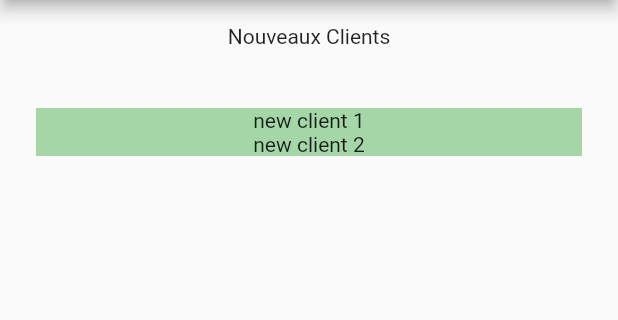
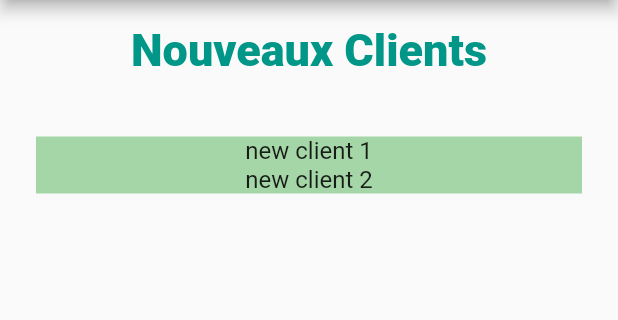
Before and after one commit to Xuffasch/flutter_primeur, a Flutter app: the screen it shows after launch, on a phone screen of 412 x 824 dp, the part 84-404 px from its top. Run offline on Flutter 3.47's test engine with Material 2 defaults, Android fonts, the phone set to English and light mode, and no system bars.

Commit message:
Update link to dashboardStyles.dart in main.dart

```diff
--- a/primeur/lib/main.dart
+++ b/primeur/lib/main.dart
@@ -1,5 +1,5 @@
 import 'package:flutter/material.dart';
-import 'styles.dart';
+import 'Dashboard/DashboardStyles.dart';
 
 void main() => runApp(MyApp());
 
@@ -52,7 +52,7 @@ class _MyHomePageState extends State<MyHomePage> {
                 children: <Widget>[
                   Text(
                     "Nouveaux Clients",
-                    style: Styles.boardSectionTitle
+                    style: DashboardStyles.SectionTitle
                   ),
                 ],
               ),
@@ -64,8 +64,8 @@ class _MyHomePageState extends State<MyHomePage> {
               color: Colors.green[200],
               child: Column(
                 children: <Widget>[
-                  Text('new client 1', style: Styles.boardSectionContent,),
-                  Text('new client 2', style: Styles.boardSectionContent,),
+                  Text('new client 1', style: DashboardStyles.SectionContent,),
+                  Text('new client 2', style: DashboardStyles.SectionContent,),
                 ],
               ),
             ),
```
